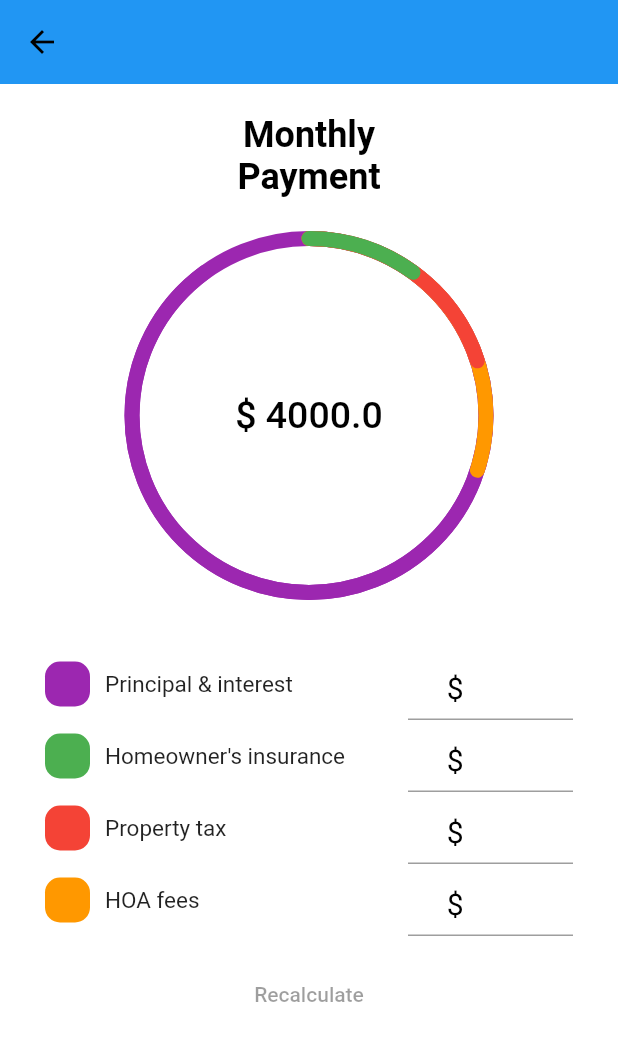
After one commit to ShoRaj-mDr/mortgage_calculator, a Flutter app: the MonthlyPaymentScreen screen opened by its route, on a phone screen of 412 x 824 dp. The commit adds this screen. Shown: the top 1041 px of the screen. Run offline on Flutter 3.47's test engine with Material 2 defaults, Android fonts, the phone set to English and light mode, and no system bars.

Commit message:
Morgage payment formula 1st pass and UI for morgage payment page.

```diff
--- /dev/null
+++ b/mortgage_calculator/lib/components/circleProgress.dart
@@ -0,0 +1,118 @@
+import 'dart:math';
+import 'package:flutter/material.dart';
+
+//Create CircleProgress Widget that will be used on the Montly Payment Screen
+class CircleProgressBar extends StatefulWidget {
+  final double totalPayment;
+
+  const CircleProgressBar({Key? key, required this.totalPayment})
+      : super(key: key);
+  @override
+  State<CircleProgressBar> createState() => _CircleProgressBarState();
+}
+
+class _CircleProgressBarState extends State<CircleProgressBar>
+    with SingleTickerProviderStateMixin {
+  late AnimationController progressController;
+  late Animation animation;
+  late double payment;
+
+  @override
+  void initState() {
+    super.initState();
+    payment = widget.totalPayment;
+    progressController = AnimationController(
+        vsync: this, duration: Duration(milliseconds: 11000));
+    animation = Tween<double>(begin: 0, end: 0.9).animate(progressController)
+      ..addListener(() {
+        setState(() {});
+      });
+  }
+
+  @override
+  Widget build(BuildContext context) {
+    return Stack(
+      children: [
+        Center(
+          child: CustomPaint(
+            foregroundPainter: CircleProgress(),
+            child: Container(
+              height: 250,
+              width: 250,
+              alignment: Alignment.center,
+              child: Text(
+                "\$ " + widget.totalPayment.toString(),
+                style: TextStyle(
+                    fontWeight: FontWeight.w500,
+                    fontSize: 25,
+                    color: Colors.black),
+              ),
+            ),
+          ),
+        ),
+      ],
+    );
+  }
+}
+
+class CircleProgress extends CustomPainter {
+  @override
+  void paint(Canvas canvas, Size size) {
+    var strokeWidth = 10.0;
+
+    Paint outerCircle = Paint()
+      ..strokeWidth = strokeWidth
+      ..color = Colors.purple
+      ..style = PaintingStyle.stroke;
+
+    Paint completeArc = Paint()
+      ..strokeWidth = strokeWidth
+      ..color = Colors.purple
+      ..style = PaintingStyle.stroke
+      ..strokeCap = StrokeCap.round;
+
+    //Other Arcs
+
+    Paint hoaArc = Paint()
+      ..strokeWidth = strokeWidth
+      ..color = Colors.orange
+      ..style = PaintingStyle.stroke
+      ..strokeCap = StrokeCap.round;
+
+    Paint ptArc = Paint()
+      ..strokeWidth = strokeWidth
+      ..color = Colors.red
+      ..style = PaintingStyle.stroke
+      ..strokeCap = StrokeCap.round;
+
+    Paint hiArc = Paint()
+      ..strokeWidth = strokeWidth
+      ..color = Colors.green
+      ..style = PaintingStyle.stroke
+      ..strokeCap = StrokeCap.round;
+
+    //Additional logic that draws Arcs
+    Offset center = Offset(size.width / 2, size.height / 2);
+    double radius = min(size.width / 2, size.height / 2) - 7;
+
+    canvas.drawCircle(center, radius, outerCircle);
+    double angle = 2 * pi * (90 / 100);
+    double hoaAngle = 2 * pi * (30 / 100);
+    double ptAngle = 2 * pi * (20 / 100);
+    double hiAngle = 2 * pi * (10 / 100);
+
+    canvas.drawArc(Rect.fromCircle(center: center, radius: radius), -pi / 2,
+        angle, false, completeArc);
+    canvas.drawArc(Rect.fromCircle(center: center, radius: radius), -pi / 2,
+        hoaAngle, false, hoaArc);
+    canvas.drawArc(Rect.fromCircle(center: center, radius: radius), -pi / 2,
+        ptAngle, false, ptArc);
+    canvas.drawArc(Rect.fromCircle(center: center, radius: radius), -pi / 2,
+        hiAngle, false, hiArc);
+  }
+
+  @override
+  bool shouldRepaint(covariant CustomPainter oldDelegate) {
+    return true;
+  }
+}
--- /dev/null
+++ b/mortgage_calculator/lib/services/formulas.dart
@@ -0,0 +1,21 @@
+import 'package:mortgage_calculator/util/constant.dart';
+import 'dart:math';
+
+//work on the unit testing for the formual
+mortgagePaymentFormula(double principal, double annualInterestRate,
+    int termInYears, double monthlyInterestRate, int numberOfPayments) {
+  numberOfPayments = termInYears * Constant.MONTHS_IN_A_YEAR;
+
+  // Monthly payment calculator
+  double monthlyPayment = principal *
+      (monthlyInterestRate * (pow(1 + monthlyInterestRate, numberOfPayments))) /
+      ((pow(1 + monthlyInterestRate, numberOfPayments)) - 1);
+
+  return monthlyPayment;
+}
+
+//convert all the dollor amount (prices) into 2 two decimal places. round by the two decimal places
+decimalConversion(double montlyPayment) {}
+
+//morgage payment formula in JAVA
+//https://www.youtube.com/watch?v=7qsrRlOqv4c
--- /dev/null
+++ b/mortgage_calculator/lib/util/constant.dart
@@ -0,0 +1,3 @@
+class Constant {
+  static const MONTHS_IN_A_YEAR = 12;
+}
--- /dev/null
+++ b/mortgage_calculator/lib/views/monthly_payment_screen.dart
@@ -0,0 +1,131 @@
+import 'package:flutter/material.dart';
+import 'package:mortgage_calculator/components/circleProgress.dart';
+
+class MonthlyPaymentScreen extends StatelessWidget {
+  @override
+  Widget build(BuildContext context) {
+    return Scaffold(
+      appBar: AppBar(
+        backgroundColor: Colors.blue,
+        elevation: 0,
+        iconTheme: IconThemeData(color: Colors.black),
+      ),
+      backgroundColor: Colors.white,
+      body: Container(
+        child: Column(
+          children: [
+            // Header
+            Align(
+              alignment: Alignment.center,
+              child: Column(
+                children: [
+                  SizedBox(
+                    height: 20,
+                  ),
+                  Text(
+                    "Monthly",
+                    style: TextStyle(
+                      color: Colors.black,
+                      fontSize: 24,
+                      fontWeight: FontWeight.bold,
+                    ),
+                  ),
+                  Text(
+                    "Payment",
+                    style: TextStyle(
+                      color: Colors.black,
+                      fontSize: 24,
+                      fontWeight: FontWeight.bold,
+                    ),
+                  ),
+                  SizedBox(
+                    height: 20,
+                  ),
+                  //Build Custom Circle Progress Bar
+                  CircleProgressBar(
+                    totalPayment: 4000.00,
+                  ),
+                  //Build Payment Detail Section
+                  PaymentDetailSection()
+                ],
+              ),
+            ),
+          ],
+        ),
+      ),
+    );
+  }
+}
+
+class PaymentDetailSection extends StatelessWidget {
+  @override
+  Widget build(BuildContext context) {
+    return Container(
+      height: 315,
+      padding: EdgeInsets.symmetric(horizontal: 30, vertical: 30),
+      decoration: BoxDecoration(
+        color: Colors.white,
+      ),
+      child: Column(
+        children: [
+          //Build Payment Rows
+          buildPaymentDetailRow("Principal & interest", Colors.purple),
+          buildPaymentDetailRow("Homeowner's insurance", Colors.green),
+          buildPaymentDetailRow("Property tax", Colors.red),
+          buildPaymentDetailRow("HOA fees", Colors.orange),
+          Spacer(),
+          //Add recalculation Button
+          TextButton(
+            onPressed: null,
+            child: Text(
+              "Recalculate",
+            ),
+          ),
+        ],
+      ),
+    );
+  }
+}
+
+Widget buildPaymentDetailRow(String rowText, Color rowColor) {
+  return Row(
+    children: [
+      Container(
+        height: 30,
+        width: 30,
+        decoration: BoxDecoration(
+          color: rowColor,
+          borderRadius: BorderRadius.circular(10),
+        ),
+      ),
+      SizedBox(
+        width: 10,
+      ),
+      Expanded(
+        flex: 2,
+        child: Text(
+          rowText,
+          style: TextStyle(fontSize: 15),
+        ),
+      ),
+      SizedBox(
+        width: 110,
+        child: TextField(
+          decoration: InputDecoration(
+              prefixIcon: Padding(
+                padding: const EdgeInsets.only(left: 15.0, top: 15.0),
+                child: Column(
+                  children: [
+                    Text(
+                      "\$",
+                      style: TextStyle(color: Colors.black, fontSize: 20),
+                    ),
+                  ],
+                ),
+              ),
+              contentPadding: EdgeInsets.only(left: 15.0, top: 15.0)),
+        ),
+      ),
+    ],
+  );
+}
```
Also changed, not shown: mortgage_calculator/lib/main.dart (+23 -45 lines), mortgage_calculator/flutter_01.png (added).
